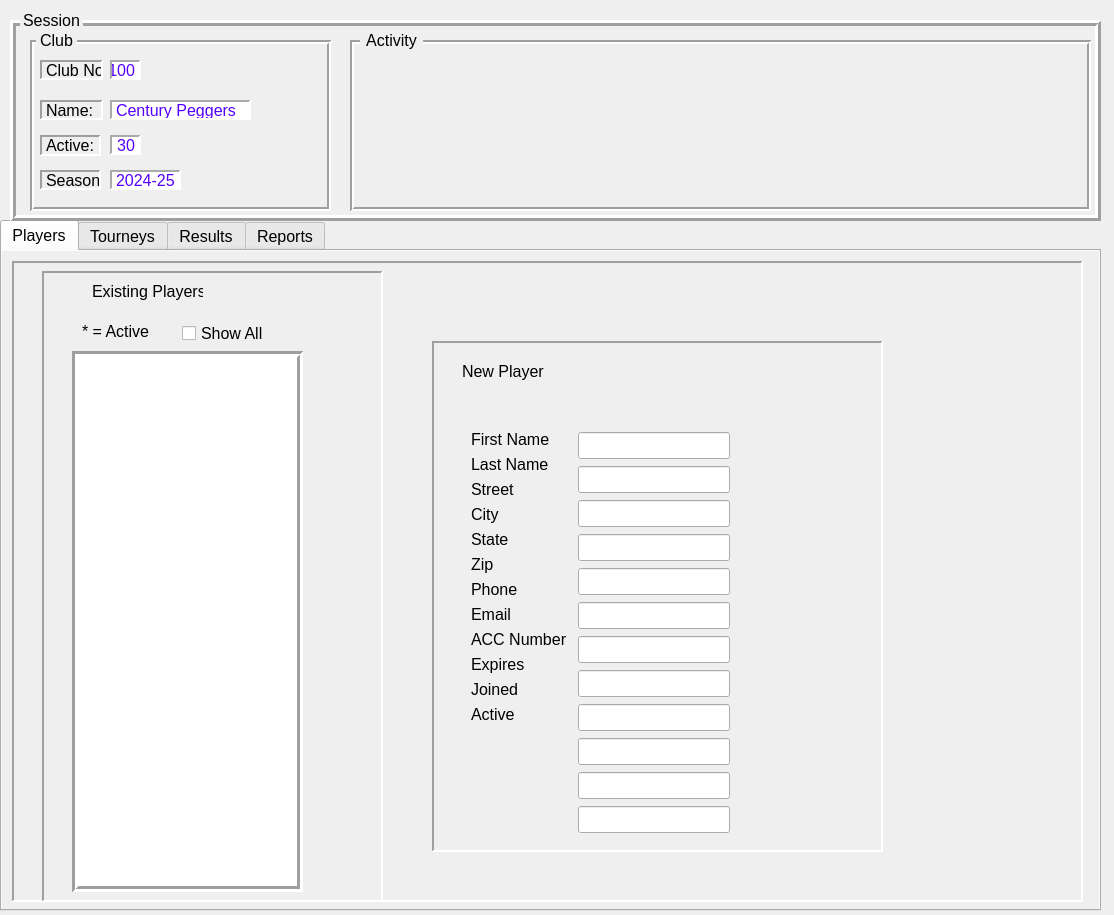
The window that CribbageQt/UI/CribbageQt.ui (mwycombe/CribbageQt) describes before a commit, drawn with Qt 5.
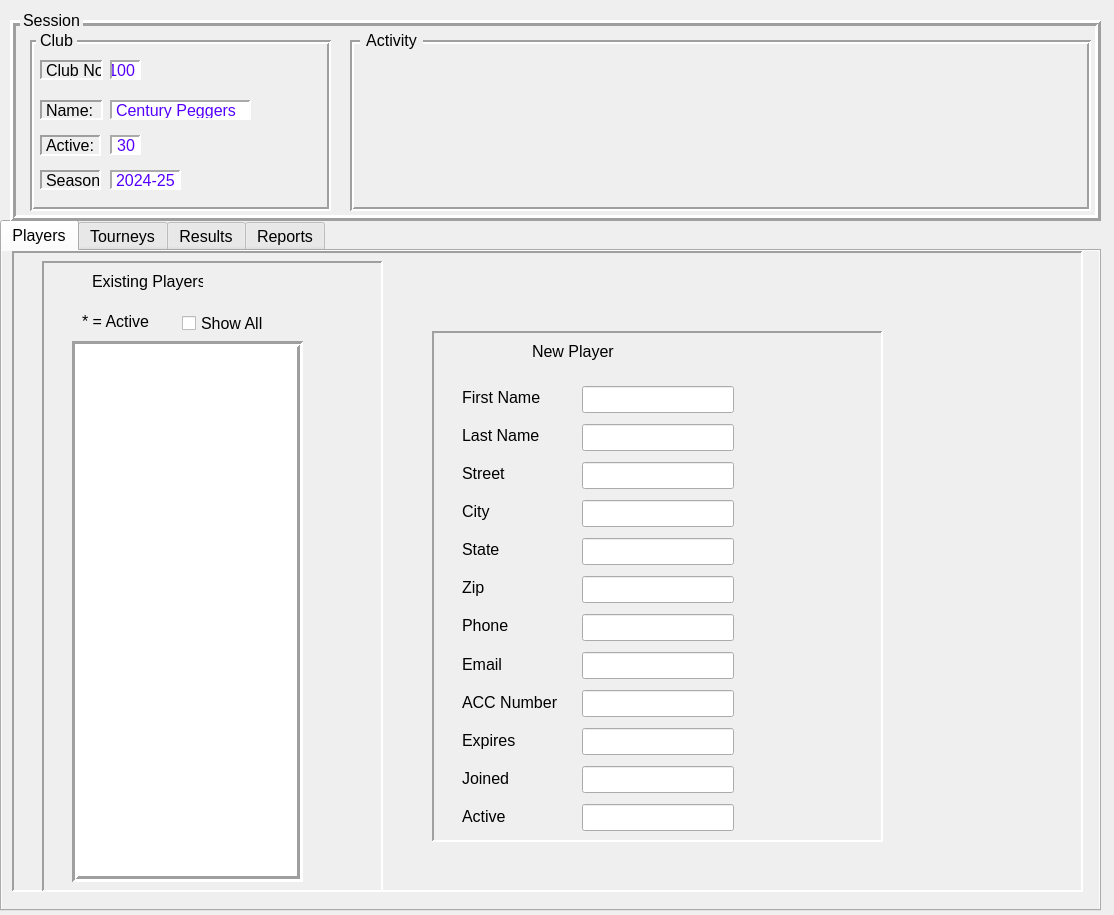
The same window after the commit.

What changed in the file:
```diff
--- a/CribbageQt/UI/CribbageQt.ui
+++ b/CribbageQt/UI/CribbageQt.ui
@@ -367,7 +367,7 @@
       <property name="geometry">
        <rect>
         <x>10</x>
-        <y>10</y>
+        <y>0</y>
         <width>1071</width>
         <height>641</height>
        </rect>
@@ -408,8 +408,8 @@
        <widget class="QLabel" name="newPlayerLabel">
         <property name="geometry">
          <rect>
-          <x>30</x>
-          <y>20</y>
+          <x>100</x>
+          <y>10</y>
           <width>91</width>
           <height>20</height>
          </rect>
@@ -418,29 +418,15 @@
          <string>New Player</string>
         </property>
        </widget>
-       <widget class="QFrame" name="NewPlayerLabelFrame">
+       <widget class="QWidget" name="">
         <property name="geometry">
          <rect>
           <x>30</x>
-          <y>80</y>
-          <width>122</width>
-          <height>421</height>
+          <y>50</y>
+          <width>111</width>
+          <height>451</height>
          </rect>
         </property>
-        <property name="autoFillBackground">
-         <bool>true</bool>
-        </property>
-        <property name="frameShape">
-         <enum>QFrame::Shape::NoFrame</enum>
-        </property>
-        <property name="frameShadow">
-         <enum>QFrame::Shadow::Raised</enum>
-        </property>
-        <property name="lineWidth">
-         <number>2</number>
-        </property>
-        <layout class="QFormLayout" name="formLayout">
-         <item row="0" column="0">
           <layout class="QVBoxLayout" name="verticalLayout">
            <item>
             <widget class="QLabel" name="firstNameLabel">
@@ -539,56 +525,6 @@
             </widget>
            </item>
           </layout>
-         </item>
-        </layout>
-       </widget>
-       <widget class="QWidget" name="layoutWidget">
-        <property name="geometry">
-         <rect>
-          <x>146</x>
-          <y>90</y>
-          <width>152</width>
-          <height>408</height>
-         </rect>
-        </property>
-        <layout class="QVBoxLayout" name="verticalLayout_2">
-         <item>
-          <widget class="QLineEdit" name="firstNameEntry"/>
-         </item>
-         <item>
-          <widget class="QLineEdit" name="lastNameEntry"/>
-         </item>
-         <item>
-          <widget class="QLineEdit" name="streetEntry"/>
-         </item>
-         <item>
-          <widget class="QLineEdit" name="cityEntry"/>
-         </item>
-         <item>
-          <widget class="QLineEdit" name="stateEntry"/>
-         </item>
-         <item>
-          <widget class="QLineEdit" name="zipEntry"/>
-         </item>
-         <item>
-          <widget class="QLineEdit" name="phoneEntry"/>
-         </item>
-         <item>
-          <widget class="QLineEdit" name="emailEntry"/>
-         </item>
-         <item>
-          <widget class="QLineEdit" name="accNumberEntry"/>
-         </item>
-         <item>
-          <widget class="QLineEdit" name="expiresEntry"/>
-         </item>
-         <item>
-          <widget class="QLineEdit" name="joinedEntry"/>
-         </item>
-         <item>
-          <widget class="QLineEdit" name="activeEntry"/>
-         </item>
-        </layout>
        </widget>
       </widget>
       <widget class="QFrame" name="existingPlayersPanel">
@@ -680,6 +616,57 @@
         </property>
        </widget>
       </widget>
+      <widget class="QWidget" name="layoutWidget">
+       <property name="geometry">
+        <rect>
+         <x>570</x>
+         <y>130</y>
+         <width>152</width>
+         <height>461</height>
+        </rect>
+       </property>
+       <layout class="QVBoxLayout" name="verticalLayout_2">
+        <property name="sizeConstraint">
+         <enum>QLayout::SizeConstraint::SetNoConstraint</enum>
+        </property>
+        <item>
+         <widget class="QLineEdit" name="firstNameEntry"/>
+        </item>
+        <item>
+         <widget class="QLineEdit" name="lastNameEntry"/>
+        </item>
+        <item>
+         <widget class="QLineEdit" name="streetEntry"/>
+        </item>
+        <item>
+         <widget class="QLineEdit" name="cityEntry"/>
+        </item>
+        <item>
+         <widget class="QLineEdit" name="stateEntry"/>
+        </item>
+        <item>
+         <widget class="QLineEdit" name="zipEntry"/>
+        </item>
+        <item>
+         <widget class="QLineEdit" name="phoneEntry"/>
+        </item>
+        <item>
+         <widget class="QLineEdit" name="emailEntry"/>
+        </item>
+        <item>
+         <widget class="QLineEdit" name="accNumberEntry"/>
+        </item>
+        <item>
+         <widget class="QLineEdit" name="expiresEntry"/>
+        </item>
+        <item>
+         <widget class="QLineEdit" name="joinedEntry"/>
+        </item>
+        <item>
+         <widget class="QLineEdit" name="activeEntry"/>
+        </item>
+       </layout>
+      </widget>
      </widget>
     </widget>
     <widget class="QWidget" name="tourneysTab">
```
Lines whose indentation alone changed are shown as unchanged.
